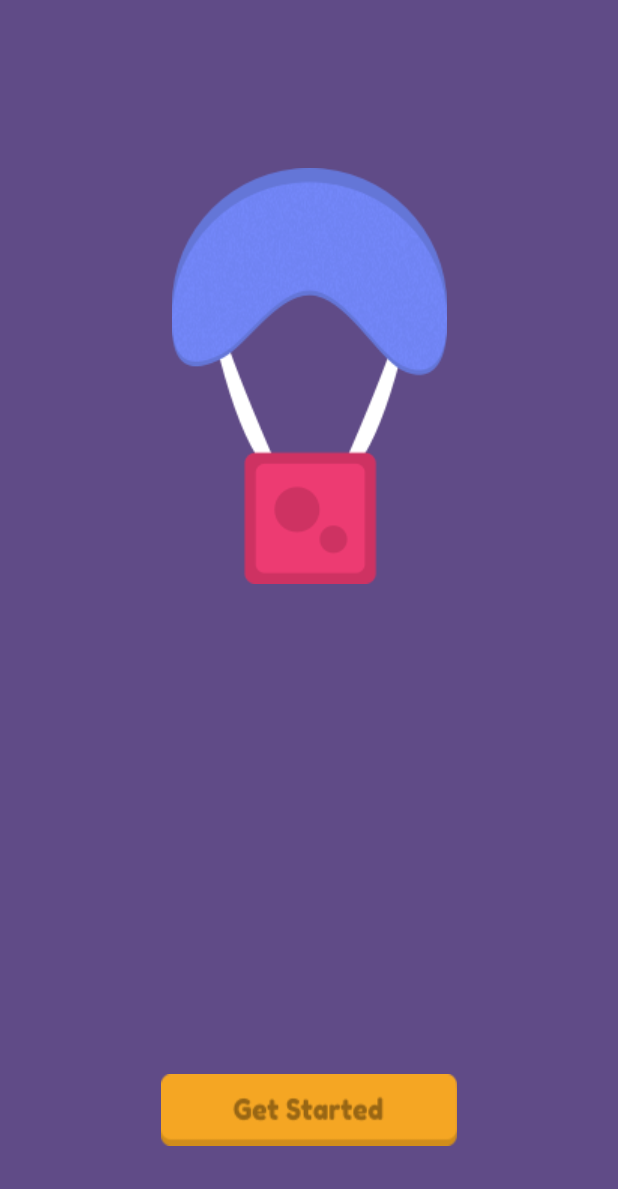
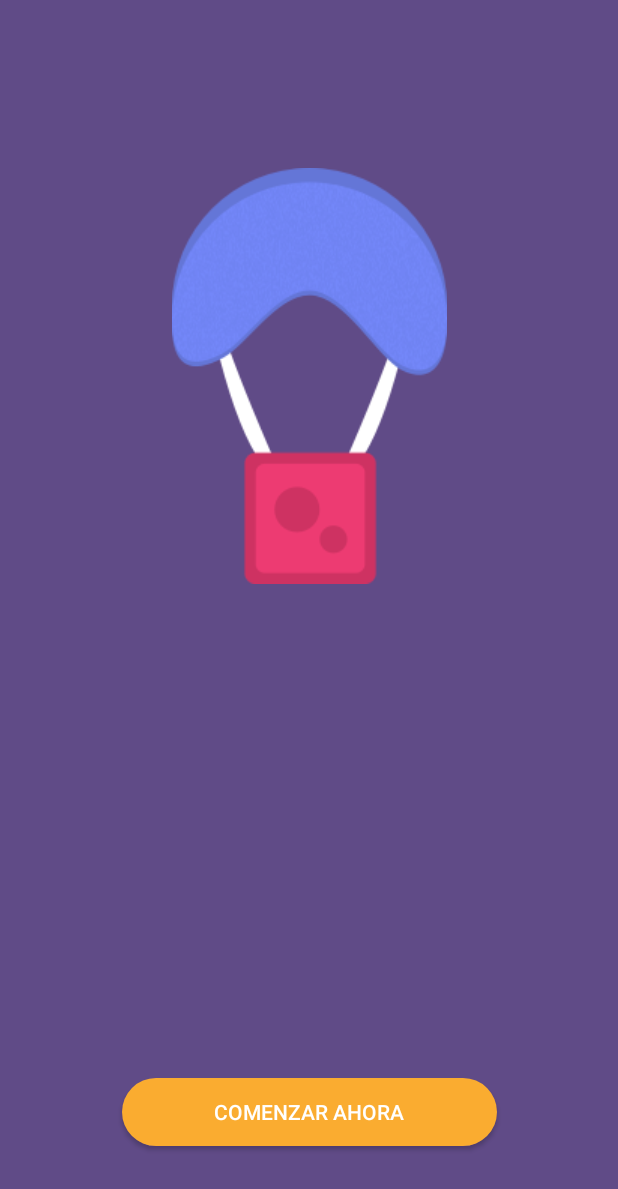
Before and after one commit to jesusmario/TrackPack-App, an Android app: the screen it shows after launch (IntroLogo), on a phone screen of 412 x 824 dp. Shown: the top 1189 px of the screen. Run offline under Robolectric (Android 15) with nearby library versions, the phone set to English and light mode, and no system bars.

Commit message:
Modificaciones en los botones.

```diff
--- a/app/build.gradle
+++ b/app/build.gradle
@@ -29,6 +29,7 @@ dependencies {
     androidTestImplementation 'com.android.support.test:runner:1.0.2'
     androidTestImplementation 'com.android.support.test.espresso:espresso-core:3.0.2'
     implementation 'com.android.support:cardview-v7:28.0.0'
+    implementation 'com.google.android.gms:play-services:7.5.0'
 
 
 }
--- a/app/src/main/AndroidManifest.xml
+++ b/app/src/main/AndroidManifest.xml
@@ -1,6 +1,10 @@
 <?xml version="1.0" encoding="utf-8"?>
 <manifest xmlns:android="http://schemas.android.com/apk/res/android"
     package="integrador.itson.mx.trackpack">
+    <uses-permission android:name="android.permission.INTERNET"/>
+    <uses-permission android:name="android.permission.ACCESS_NETWORK_STATE" />
+    <uses-permission android:name="android.permission.ACCESS_FINE_LOCATION" />
+    <uses-permission android:name="android.permission.ACCESS_COARSE_LOCATION"/>
 
     <!--
          The ACCESS_COARSE/FINE_LOCATION permissions are not required to use
--- a/app/src/main/java/integrador/itson/mx/trackpack/MapsActivity.java
+++ b/app/src/main/java/integrador/itson/mx/trackpack/MapsActivity.java
@@ -10,6 +10,7 @@ import com.google.android.gms.maps.SupportMapFragment;
 import com.google.android.gms.maps.model.LatLng;
 import com.google.android.gms.maps.model.MarkerOptions;
 import android.support.v7.app.AppCompatActivity;
+import android.widget.TextView;
 
 public class MapsActivity extends FragmentActivity implements OnMapReadyCallback {
 
@@ -43,5 +44,9 @@ public class MapsActivity extends FragmentActivity implements OnMapReadyCallback
         LatLng sydney = new LatLng(-34, 151);
         mMap.addMarker(new MarkerOptions().position(sydney).title("Marker in Sydney"));
         mMap.moveCamera(CameraUpdateFactory.newLatLng(sydney));
+
     }
+
+
+
 }
--- a/app/src/main/res/layout/intro_logo.xml
+++ b/app/src/main/res/layout/intro_logo.xml
@@ -25,12 +25,16 @@
         tools:layout_height="wrap_content"
         tools:layout_width="wrap_content" />
 
+
+
     <Button
         android:id="@+id/sub"
-        android:layout_width="wrap_content"
-        android:layout_height="wrap_content"
+        android:layout_width="250dp"
+        android:layout_height="45dp"
         android:layout_marginBottom="60dp"
-        android:background="@drawable/sub_btn"
+        android:background="@drawable/bgbtn"
+        android:text="@string/logo_animacionbtn"
+        android:textColor="@color/TextColorBotonOnBoarding"
         app:layout_constraintBottom_toBottomOf="parent"
         app:layout_constraintLeft_toLeftOf="parent"
         app:layout_constraintRight_toRightOf="parent"
--- a/app/src/main/res/values/strings.xml
+++ b/app/src/main/res/values/strings.xml
@@ -8,6 +8,7 @@
     <string name="tab_text_2">Ubicacion</string>
     <string name="action_settings">Settings</string>
     <string name="section_format">Hello World from section: %1$d</string>
+    <string name="logo_animacionbtn">COMENZAR AHORA</string>
     <string name="tituloOnBoarding1">Bienvenido a TrackPack</string>
     <string name="tituloOnBoarding2">Rastrea tu paquete.</string>
     <string name="tituloOnBoarding3">Calcular precio</string>
```
Also changed, not shown: app/src/main/res/layout/activity_maps.xml (line endings or trailing spaces).
